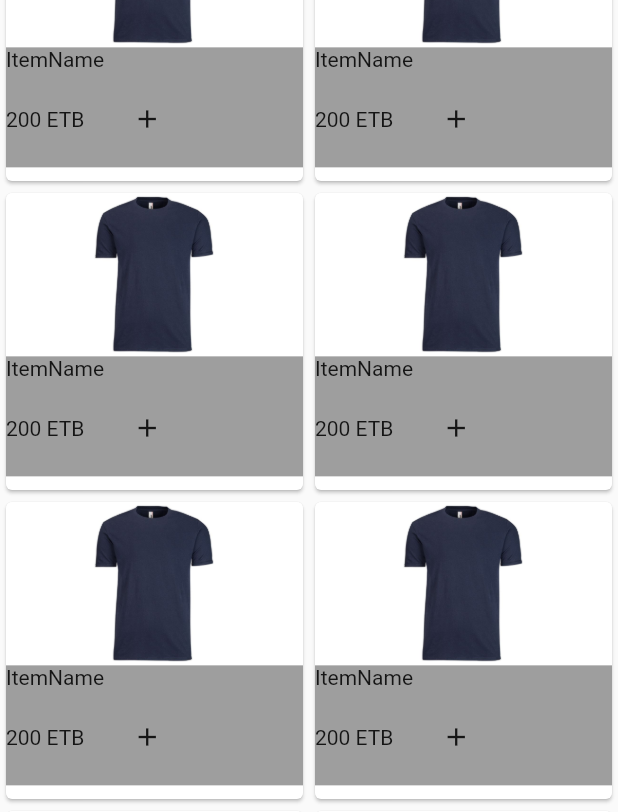
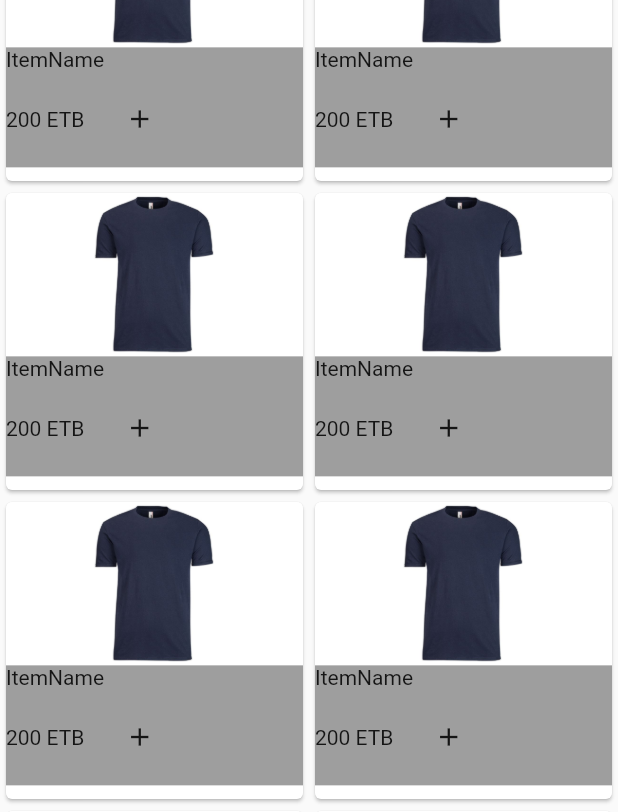
Before and after one commit to nebiyuelias1/flutter-tech-camp, a Flutter app: the screen it shows after launch, on a phone screen of 412 x 824 dp. Shown: the part 206-1018 px from the top of the screen. Run offline on Flutter 3.47's test engine with Material 2 defaults, Android fonts, the phone set to English and light mode, and no system bars; our stand-ins replace auto_route.

```diff
--- a/lib/src/products_page.dart
+++ b/lib/src/products_page.dart
@@ -65,7 +65,7 @@ class _Product extends StatelessWidget {
                   mainAxisAlignment: MainAxisAlignment.start,
                   children: [
                     Text('200 ETB'),
-                    SizedBox(width: 10),
+                    SizedBox(width: 5),
                     ButtonBar(
                       children: <Widget>[
                         IconButton(iconSize: 20,
```
Also changed, not shown: assets/images/Simulator Screen Shot - iPhone 12 - 2021-04-20 at 17.50.09.png (added), assets/images/Simulator Screen Shot - iPhone 12 - 2021-04-20 at 17.50.18.png (added).
